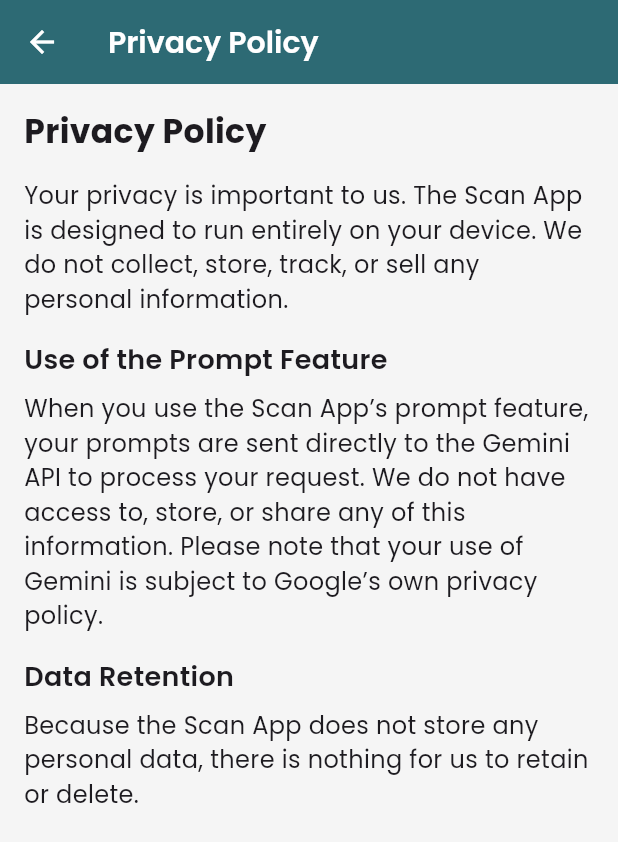
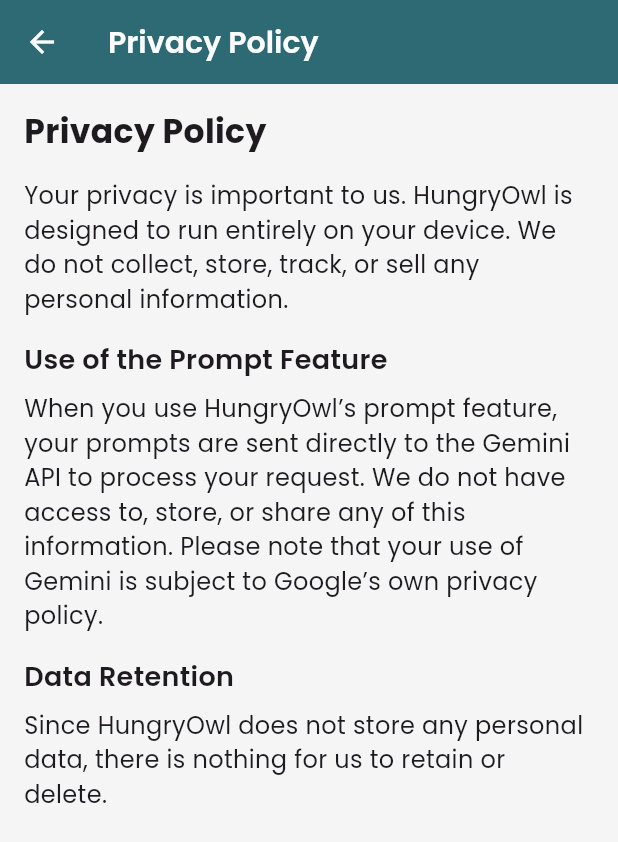
Before and after one commit to mw29/hungry-owl, a Flutter app: the PrivacyPolicyScreen screen opened directly, on a phone screen of 412 x 824 dp. Shown: the top 842 px of the screen. Run offline on Flutter 3.47's test engine with Material 3 defaults, Android fonts, the phone set to English and light mode, and no system bars; our stand-ins replace camera, firebase_ai, firebase_core, flutter_dotenv, flutter_riverpod, google_fonts and 1 more; accounts and stored records are empty; generated files the repository leaves out were written again.

Commit message:
replace scan app with HungryOwl

```diff
--- a/lib/screens/home.dart
+++ b/lib/screens/home.dart
@@ -314,7 +314,7 @@ class HomePageState extends ConsumerState<HomePage>
     });
     return Scaffold(
       appBar: AppBar(
-        title: const Text("Scan App"),
+        title: const Text("HungryOwl"),
         actions: [
           IconButton(
             icon: const Icon(Icons.person),
--- a/lib/screens/privacy_policy.dart
+++ b/lib/screens/privacy_policy.dart
@@ -24,7 +24,7 @@ class PrivacyPolicyScreen extends StatelessWidget {
               ),
               SizedBox(height: 16),
               Text(
-                'Your privacy is important to us. The Scan App is designed to run entirely on your device. '
+                'Your privacy is important to us. HungryOwl is designed to run entirely on your device. '
                 'We do not collect, store, track, or sell any personal information.',
                 style: TextStyle(fontSize: 16),
               ),
@@ -38,7 +38,7 @@ class PrivacyPolicyScreen extends StatelessWidget {
               ),
               SizedBox(height: 8),
               Text(
-                'When you use the Scan App’s prompt feature, your prompts are sent directly to the Gemini API '
+                'When you use HungryOwl’s prompt feature, your prompts are sent directly to the Gemini API '
                 'to process your request. We do not have access to, store, or share any of this information. '
                 'Please note that your use of Gemini is subject to Google’s own privacy policy.',
                 style: TextStyle(fontSize: 16),
@@ -53,7 +53,7 @@ class PrivacyPolicyScreen extends StatelessWidget {
               ),
               SizedBox(height: 8),
               Text(
-                'Because the Scan App does not store any personal data, there is nothing for us to retain or delete.',
+                'Since HungryOwl does not store any personal data, there is nothing for us to retain or delete.',
                 style: TextStyle(fontSize: 16),
               ),
             ],
--- a/lib/screens/terms_of_service.dart
+++ b/lib/screens/terms_of_service.dart
@@ -33,13 +33,13 @@ class TermsOfServiceScreen extends StatelessWidget {
               ),
               SizedBox(height: 16),
               Text(
-                'By using the Scan App, you agree to the following terms and conditions. '
+                'By using HungryOwl, you agree to the following terms and conditions. '
                 'Please read them carefully.',
                 style: TextStyle(fontSize: 16),
               ),
               SizedBox(height: 16),
               Text(
-                'Use of the Scan App',
+                'Use of HungryOwl',
                 style: TextStyle(
                   fontSize: 18,
                   fontWeight: FontWeight.w600,
@@ -47,7 +47,7 @@ class TermsOfServiceScreen extends StatelessWidget {
               ),
               SizedBox(height: 8),
               Text(
-                'The Scan App is provided for personal use only. You agree not to misuse the Scan App '
+                'HungryOwl is provided for personal use only. You agree not to misuse HungryOwl '
                 'or use it for any unlawful purposes. All features are provided as-is, '
                 'without any guarantee of availability or functionality.',
                 style: TextStyle(fontSize: 16),
@@ -62,7 +62,7 @@ class TermsOfServiceScreen extends StatelessWidget {
               ),
               SizedBox(height: 8),
               Text(
-                'I do not collect, store, or retain any personal information through the Scan App. '
+                'I do not collect, store, or retain any personal information through HungryOwl. '
                 'Any prompts or queries sent through the Gemini API are subject to Google’s terms '
                 'and privacy policy.',
                 style: TextStyle(fontSize: 16),
@@ -78,7 +78,7 @@ class TermsOfServiceScreen extends StatelessWidget {
               SizedBox(height: 8),
               Text(
                 'I am not responsible for any damages, losses, or issues that may occur '
-                'from using the Scan App, including but not limited to data loss, device issues, '
+                'from using HungryOwl, including but not limited to data loss, device issues, '
                 'or third-party service interruptions.',
                 style: TextStyle(fontSize: 16),
               ),
@@ -92,7 +92,7 @@ class TermsOfServiceScreen extends StatelessWidget {
               ),
               SizedBox(height: 8),
               Text(
-                'I may update these Terms of Service from time to time. Continued use of the Scan App '
+                'I may update these Terms of Service from time to time. Continued use of HungryOwl'
                 'after changes have been made will constitute your acceptance of the updated terms.',
                 style: TextStyle(fontSize: 16),
               ),
```
Also changed, not shown: 1 other file.
